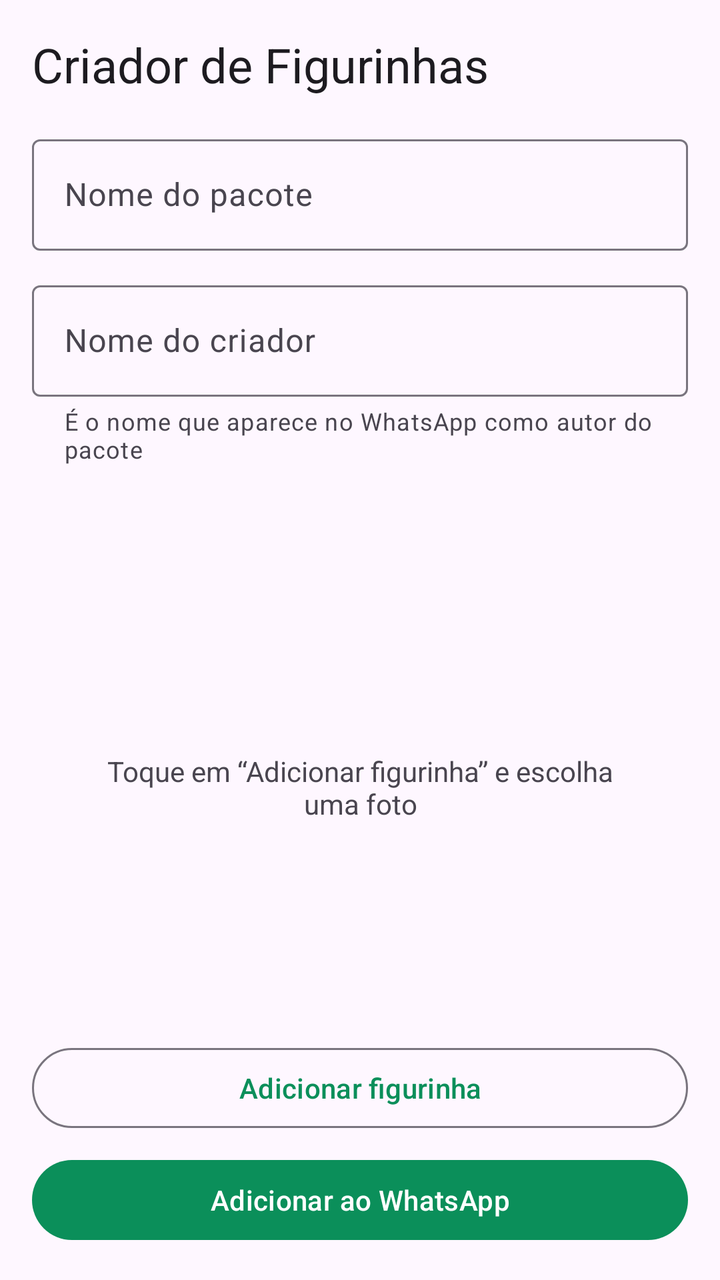
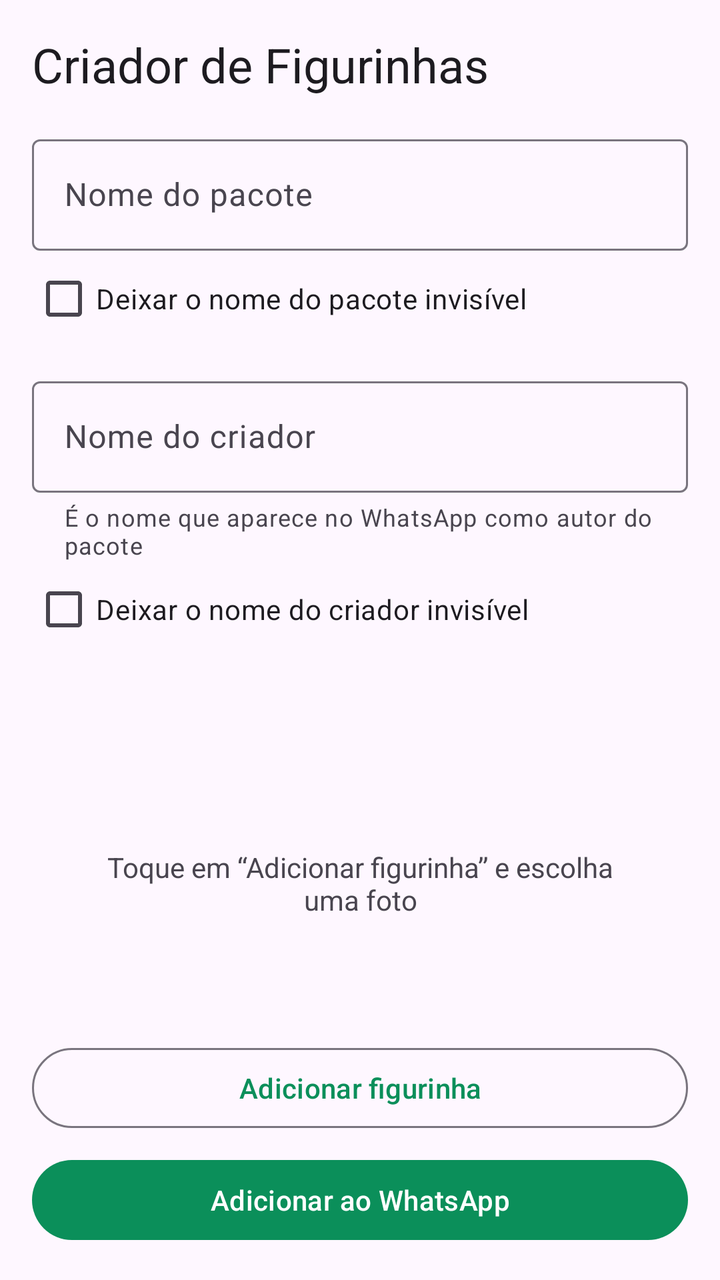

An Android layout rendered at two revisions. The XML below is the earlier revision; the diff shows what the commit changed to produce the second picture.
<!-- AndroidManifest.xml: application theme Theme.Figurinhas -->
<!-- res/layout/activity_main.xml -->
<?xml version="1.0" encoding="utf-8"?>
<LinearLayout xmlns:android="http://schemas.android.com/apk/res/android"
    xmlns:app="http://schemas.android.com/apk/res-auto"
    android:layout_width="match_parent"
    android:layout_height="match_parent"
    android:orientation="vertical"
    android:padding="16dp">

    <TextView
        android:layout_width="match_parent"
        android:layout_height="wrap_content"
        android:text="@string/app_name"
        android:textAppearance="?attr/textAppearanceHeadlineSmall" />

    <com.google.android.material.textfield.TextInputLayout
        style="@style/Widget.Material3.TextInputLayout.OutlinedBox"
        android:layout_width="match_parent"
        android:layout_height="wrap_content"
        android:layout_marginTop="16dp"
        android:hint="@string/hint_pack_name">

        <com.google.android.material.textfield.TextInputEditText
            android:id="@+id/packNameInput"
            android:layout_width="match_parent"
            android:layout_height="wrap_content"
            android:inputType="textCapSentences"
            android:maxLength="60"
            android:maxLines="1" />
    </com.google.android.material.textfield.TextInputLayout>

    <com.google.android.material.textfield.TextInputLayout
        style="@style/Widget.Material3.TextInputLayout.OutlinedBox"
        android:layout_width="match_parent"
        android:layout_height="wrap_content"
        android:layout_marginTop="12dp"
        android:hint="@string/hint_creator"
        app:helperText="@string/helper_creator">

        <com.google.android.material.textfield.TextInputEditText
            android:id="@+id/creatorInput"
            android:layout_width="match_parent"
            android:layout_height="wrap_content"
            android:inputType="textPersonName|textCapWords"
            android:maxLength="60"
            android:maxLines="1" />
    </com.google.android.material.textfield.TextInputLayout>

    <TextView
        android:id="@+id/countText"
        android:layout_width="match_parent"
        android:layout_height="wrap_content"
        android:layout_marginTop="16dp"
        android:textAppearance="?attr/textAppearanceTitleSmall" />

    <FrameLayout
        android:layout_width="match_parent"
        android:layout_height="0dp"
        android:layout_marginTop="8dp"
        android:layout_weight="1">

        <androidx.recyclerview.widget.RecyclerView
            android:id="@+id/stickerList"
            android:layout_width="match_parent"
            android:layout_height="match_parent" />

        <TextView
            android:id="@+id/emptyText"
            android:layout_width="wrap_content"
            android:layout_height="wrap_content"
            android:layout_gravity="center"
            android:gravity="center"
            android:padding="24dp"
            android:text="@string/empty_hint" />
    </FrameLayout>

    <com.google.android.material.progressindicator.LinearProgressIndicator
        android:id="@+id/progress"
        android:layout_width="match_parent"
        android:layout_height="wrap_content"
        android:indeterminate="true"
        android:visibility="gone" />

    <com.google.android.material.button.MaterialButton
        android:id="@+id/addStickerButton"
        style="@style/Widget.Material3.Button.OutlinedButton"
        android:layout_width="match_parent"
        android:layout_height="wrap_content"
        android:layout_marginTop="8dp"
        android:text="@string/add_sticker" />

    <com.google.android.material.button.MaterialButton
        android:id="@+id/addToWhatsAppButton"
        android:layout_width="match_parent"
        android:layout_height="wrap_content"
        android:layout_marginTop="8dp"
        android:text="@string/add_to_whatsapp" />
</LinearLayout>
<!-- resources referenced by this layout -->
<resources>
  <string name="add_sticker">Adicionar figurinha</string>
  <string name="add_to_whatsapp">Adicionar ao WhatsApp</string>
  <string name="app_name">Criador de Figurinhas</string>
  <string name="empty_hint">Toque em “Adicionar figurinha” e escolha uma foto</string>
  <string name="helper_creator">É o nome que aparece no WhatsApp como autor do pacote</string>
  <string name="hint_creator">Nome do criador</string>
  <string name="hint_pack_name">Nome do pacote</string>
  <style name="Theme.Figurinhas" parent="Theme.Material3.DayNight.NoActionBar">
          <item name="colorPrimary">@color/brand</item>
          <item name="colorOnPrimary">@color/white</item>
      </style>
  <color name="brand">#0B8F5A</color>
  <color name="white">#FFFFFF</color>
</resources>

<!-- the commit's change to res/layout/activity_main.xml (unified diff, before → after) -->
@@ -27,6 +27,12 @@
             android:maxLength="60"
             android:maxLines="1" />
     </com.google.android.material.textfield.TextInputLayout>
+    <com.google.android.material.checkbox.MaterialCheckBox
+        android:id="@+id/hidePackNameCheck"
+        android:layout_width="wrap_content"
+        android:layout_height="wrap_content"
+        android:text="@string/hide_pack_name" />
+
 
     <com.google.android.material.textfield.TextInputLayout
         style="@style/Widget.Material3.TextInputLayout.OutlinedBox"
@@ -44,6 +50,12 @@
             android:maxLength="60"
             android:maxLines="1" />
     </com.google.android.material.textfield.TextInputLayout>
+    <com.google.android.material.checkbox.MaterialCheckBox
+        android:id="@+id/hideCreatorCheck"
+        android:layout_width="wrap_content"
+        android:layout_height="wrap_content"
+        android:text="@string/hide_creator" />
+
 
     <TextView
         android:id="@+id/countText"
<!-- resource entries referenced after the edit -->
@@ -5,6 +5,8 @@
   <string name="app_name">Criador de Figurinhas</string>
   <string name="empty_hint">Toque em “Adicionar figurinha” e escolha uma foto</string>
   <string name="helper_creator">É o nome que aparece no WhatsApp como autor do pacote</string>
+  <string name="hide_creator">Deixar o nome do criador invisível</string>
+  <string name="hide_pack_name">Deixar o nome do pacote invisível</string>
   <string name="hint_creator">Nome do criador</string>
   <string name="hint_pack_name">Nome do pacote</string>
   <style name="Theme.Figurinhas" parent="Theme.Material3.DayNight.NoActionBar">
